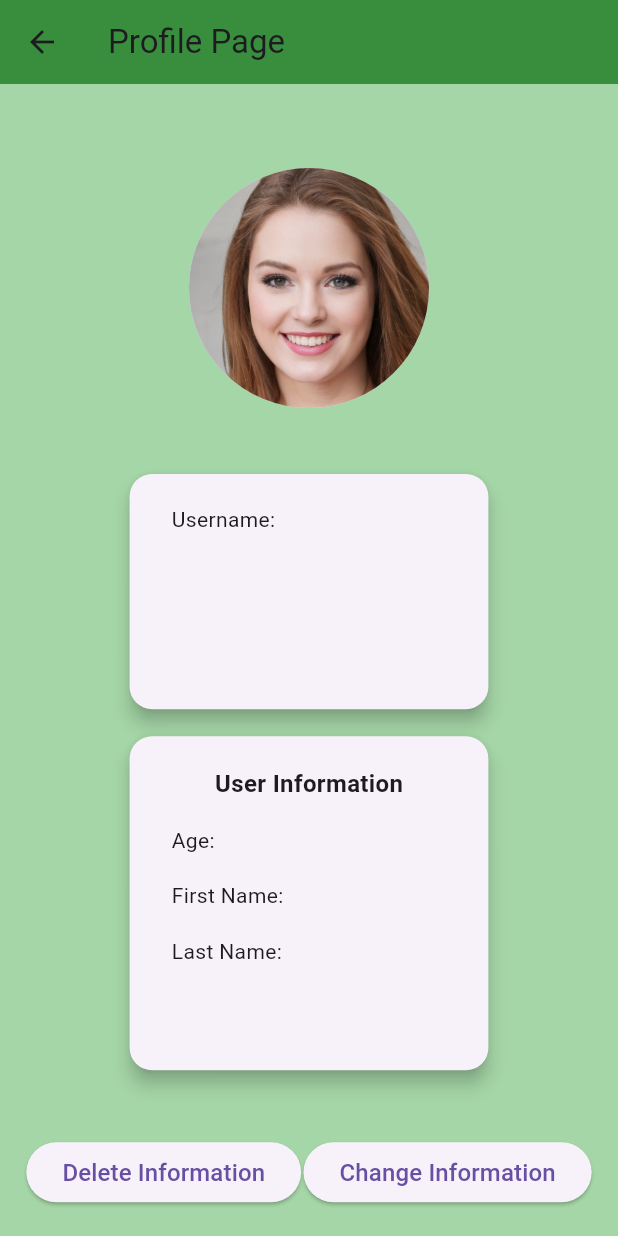
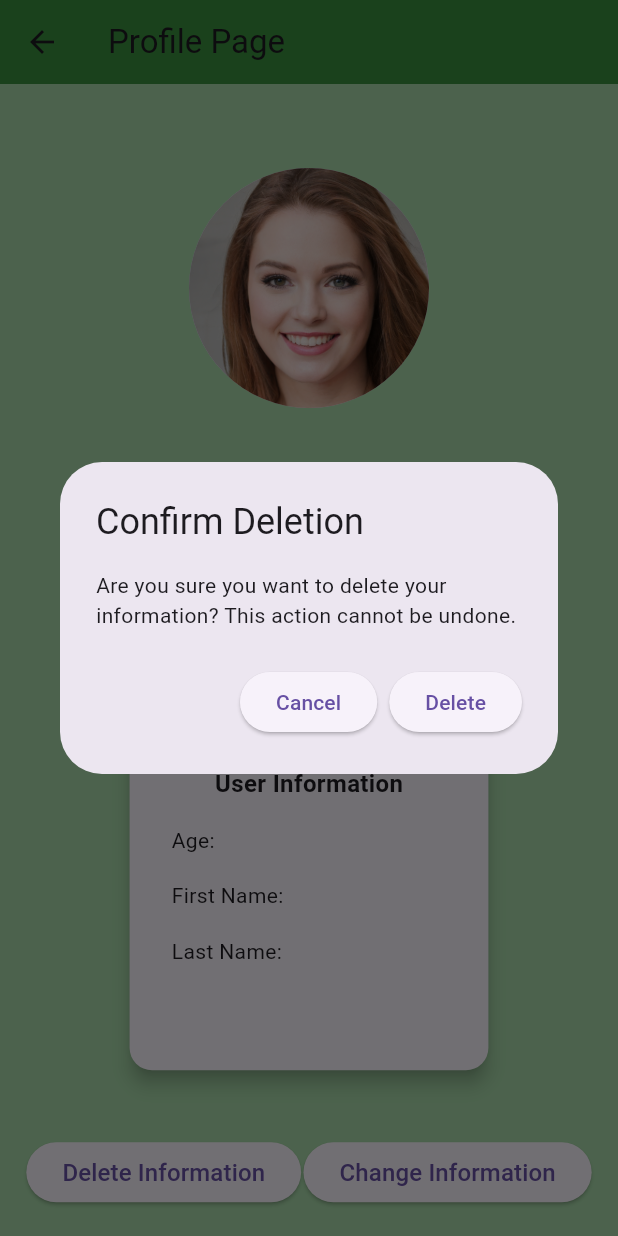
Before and after one commit to RhysRoo/SDrecipe, a Flutter app: the ProfilePage screen opened directly, after a tap on "Delete Information", on a phone screen of 412 x 824 dp. Run offline on Flutter 3.47's test engine with Material 3 defaults, Android fonts, the phone set to English and light mode, and no system bars; our stand-ins replace cloud_firestore, firebase_auth, firebase_core, google_sign_in, sign_in_with_apple; accounts and stored records are empty.

```diff
--- a/recipe_app/lib/pages/profile_page/profile_page.dart
+++ b/recipe_app/lib/pages/profile_page/profile_page.dart
@@ -165,7 +165,7 @@ class _ProfilePageState extends State<ProfilePage> {
       children: [
         ElevatedButton(
           onPressed: () {
-            // Add functionality for deleting data
+            _showDeleteConfirmationDialog();
           },
           child: const Text(
             'Delete Information',
@@ -182,6 +182,36 @@ class _ProfilePageState extends State<ProfilePage> {
           ),
         ),
       ],
+    );
+  }
+
+  void _showDeleteConfirmationDialog() {
+    showDialog(
+      context: context,
+      builder: (BuildContext context) {
+        return AlertDialog(
+          title: const Text('Confirm Deletion'),
+          content: const Text(
+              'Are you sure you want to delete your information? This action cannot be undone.'),
+          actions: [
+            ElevatedButton(
+              onPressed: () {
+                Navigator.of(context).pop(); // Close the dialog
+              },
+              child: const Text('Cancel'),
+            ),
+            ElevatedButton(
+              onPressed: () async {
+                // User confirmed, proceed with deletion
+                await profileManager.deleteUserDetails();
+                _loadUserDetails(); // Automatically load updated user details
+                Navigator.of(context).pop(); // Close the dialog
+              },
+              child: const Text('Delete'),
+            ),
+          ],
+        );
+      },
     );
   }
 
@@ -203,7 +233,6 @@ class _ProfilePageState extends State<ProfilePage> {
                       if (value == null || value.isEmpty) {
                         return 'Please enter a username';
                       }
-                      // Add custom validation rules for username
                       if (value.length < 4) {
                         return 'Username must be at least 4 characters';
                       }
@@ -217,7 +246,6 @@ class _ProfilePageState extends State<ProfilePage> {
                       if (value == null || value.isEmpty) {
                         return 'Please enter an age';
                       }
-                      // Add custom validation rules for age
                       if (!int.tryParse(value)!.isBetween(18, 99)) {
                         return 'Age must be between 18 and 99';
                       }
@@ -231,7 +259,6 @@ class _ProfilePageState extends State<ProfilePage> {
                       if (value == null || value.isEmpty) {
                         return 'Please enter a first name';
                       }
-                      // Add custom validation rules for first name
                       if (value.length < 2) {
                         return 'First name must be at least 2 characters';
                       }
@@ -245,7 +272,6 @@ class _ProfilePageState extends State<ProfilePage> {
                       if (value == null || value.isEmpty) {
                         return 'Please enter a last name';
                       }
-                      // Add custom validation rules for last name
                       if (value.length < 2) {
                         return 'Last name must be at least 2 characters';
                       }
@@ -264,9 +290,8 @@ class _ProfilePageState extends State<ProfilePage> {
               child: const Text('Cancel'),
             ),
             ElevatedButton(
-              onPressed: () {
+              onPressed: () async {
                 try {
-                  print("Before validation check");
                   if (_formKey.currentState?.validate() ?? false) {
                     print("Validation successful");
 
@@ -278,9 +303,9 @@ class _ProfilePageState extends State<ProfilePage> {
                     );
 
                     // Save the user details
-                    profileManager.storeUserDetails(user);
+                    await profileManager.storeUserDetails(user);
 
-                    // Load updated user details immediately after saving
+                    // Automatically load updated user details
                     _loadUserDetails();
 
                     _ageController.clear();
```
Also changed, not shown: recipe_app/lib/pages/profile_page/profileManager.dart (+27 -0 lines).
